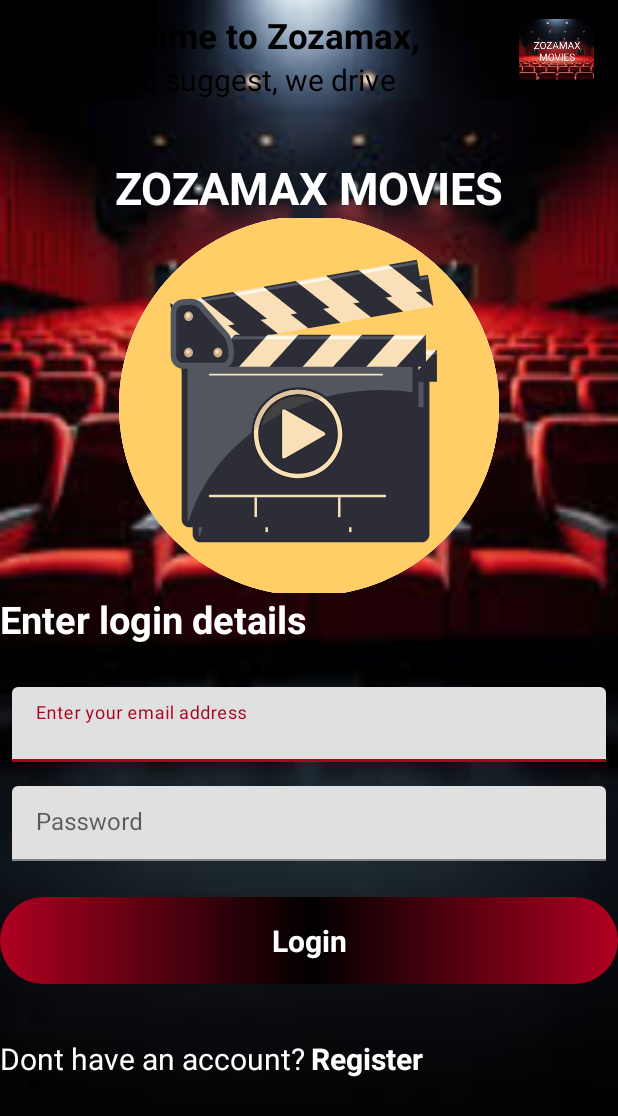
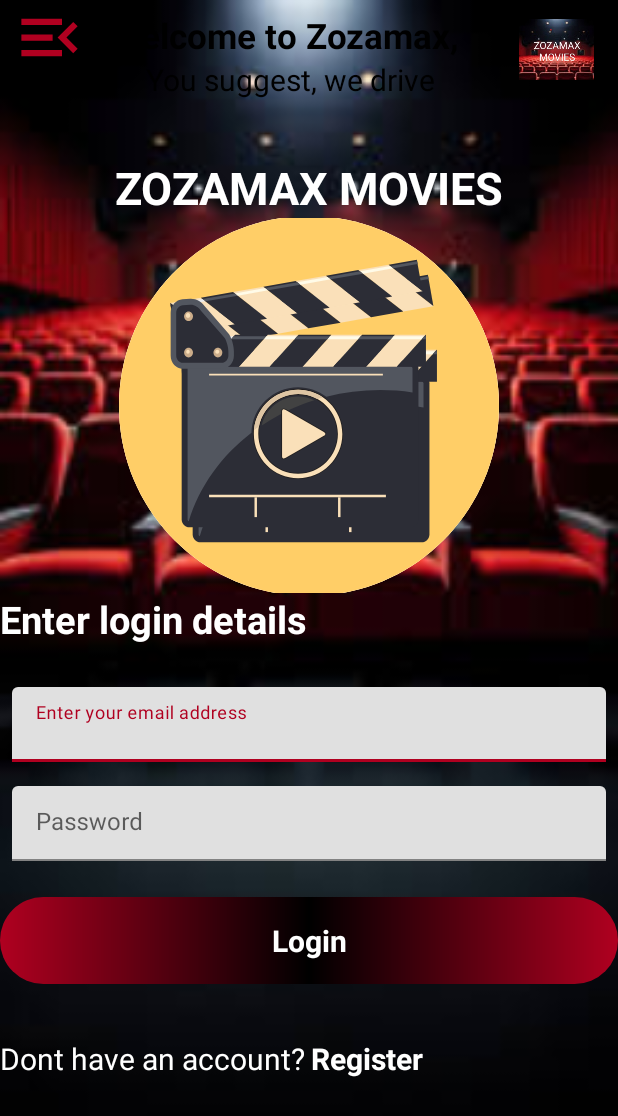
Before and after one commit to E-M-Code-Bases/Cohort-1-Group-3-Android, an Android app: the fragment Movie1Fragment placed in its activity, on a phone screen of 412 x 824 dp. Shown: the top 1116 px of the screen. Run offline under Robolectric (Android 15) with nearby library versions, the phone set to English and light mode, and no system bars; libraries missing offline, so code that uses them is left out: com.skydoves.transformationlayout; 5 statements that could not run were skipped.

Commit message:
fix:increase image height and width .

```diff
--- a/Zozamax-Movies/app/src/main/res/drawable/baseline_menu.xml
+++ b/Zozamax-Movies/app/src/main/res/drawable/baseline_menu.xml
@@ -1,5 +1,9 @@
-<vector xmlns:android="http://schemas.android.com/apk/res/android" android:autoMirrored="true" android:height="24dp" android:tint="#000000" android:viewportHeight="24" android:viewportWidth="24" android:width="24dp">
+<vector xmlns:android="http://schemas.android.com/apk/res/android"
+    android:autoMirrored="true" android:height="50dp"
+    android:tint="#B00020" android:viewportHeight="24"
+    android:viewportWidth="24" android:width="50dp">
 
-    <path android:fillColor="@android:color/white" android:pathData="M3,18h13v-2L3,16v2zM3,13h10v-2L3,11v2zM3,6v2h13L16,6L3,6zM21,15.59L17.42,12 21,8.41 19.59,7l-5,5 5,5L21,15.59z"/>
+    <path android:fillColor="@android:color/white"
+        android:pathData="M3,18h13v-2L3,16v2zM3,13h10v-2L3,11v2zM3,6v2h13L16,6L3,6zM21,15.59L17.42,12 21,8.41 19.59,7l-5,5 5,5L21,15.59z"/>
 
 </vector>
```
